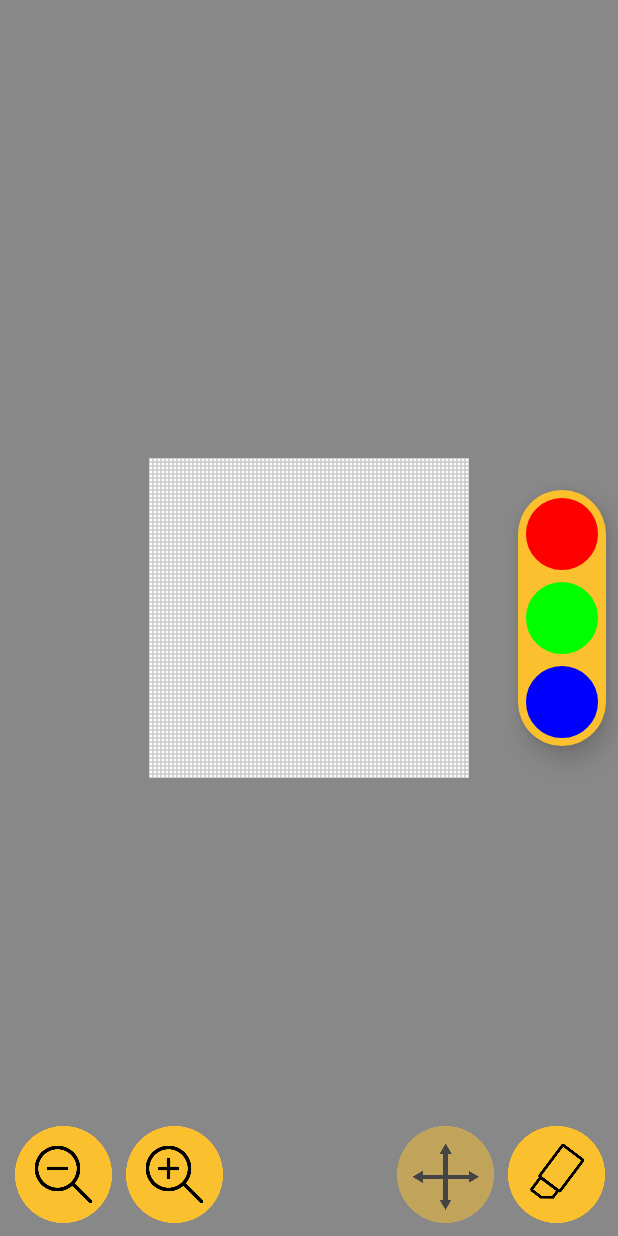
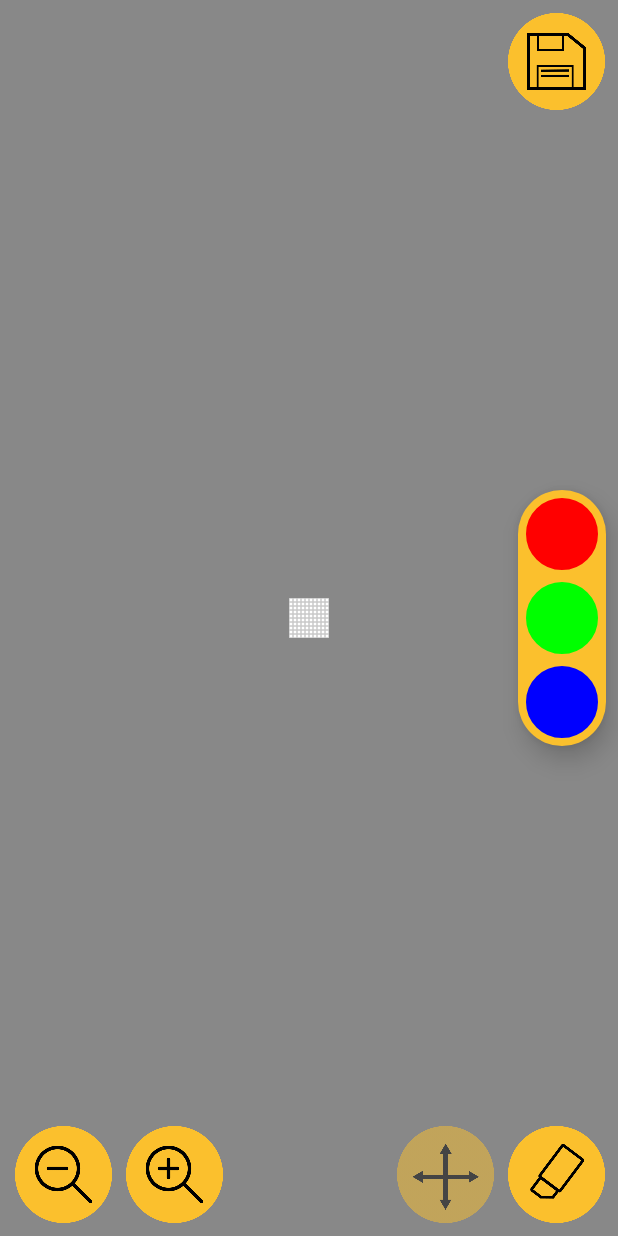
Before and after one commit to Kefrov/PIXSAM, an Android app: the screen it shows after launch (MainUIActivity), after a tap on "Pixel Art 1", on a phone screen of 412 x 824 dp. Run offline under Robolectric (Android 15) with nearby library versions, the phone set to English and light mode, and no system bars; our stand-ins replace Room's generated code; libraries missing offline, so code that uses them is left out: yuku.ambilwarna.

Commit message:
fixed bugs : drawing precision / custom dimensions

```diff
--- a/app/src/main/java/com/example/pixsam/MainUIActivity.java
+++ b/app/src/main/java/com/example/pixsam/MainUIActivity.java
@@ -22,8 +22,8 @@ import yuku.ambilwarna.AmbilWarnaDialog;
 
 public class MainUIActivity extends AppCompatActivity {
 
-    private static final int ROWS = 80;
-    private static final int COLUMNS = 80;
+    private int ROWS;
+    private int COLUMNS;
     private static final int CELL_SIZE_DP = 5;
 
     private float lastX = 0, lastY = 0;
@@ -47,11 +47,17 @@ public class MainUIActivity extends AppCompatActivity {
         super.onCreate(savedInstanceState);
         setContentView(R.layout.activity_main);
 
+        ROWS = getIntent().getIntExtra("width", 10);
+        COLUMNS = getIntent().getIntExtra("height", 10);
+
         float scale = getResources().getDisplayMetrics().density;
         int cellSizePx = (int) (CELL_SIZE_DP * scale + 0.5f);
 
         frameLayout = findViewById(R.id.mainFrame);
         gridLayout = findViewById(R.id.gridLayout);
+
+        gridLayout.setRowCount(ROWS);
+        gridLayout.setColumnCount(COLUMNS);
 
         int totalWidth = cellSizePx * COLUMNS;
         int totalHeight = cellSizePx * ROWS;
@@ -225,10 +231,10 @@ public class MainUIActivity extends AppCompatActivity {
         float adjustedX = (rawX - gridLocation[0]) / scaleX;
         float adjustedY = (rawY - gridLocation[1]) / scaleY;
 
-        float cellSizePx = CELL_SIZE_DP * getResources().getDisplayMetrics().density;
+        int cellSizePx = (int) (CELL_SIZE_DP * getResources().getDisplayMetrics().density + 0.5f);
 
-        int col = (int) (adjustedX / cellSizePx - 0.5f);
-        int row = (int) (adjustedY / cellSizePx - 0.5f);
+        int col = (int) (adjustedX / cellSizePx);
+        int row = (int) (adjustedY / cellSizePx);
 
         if (row >= 0 && row < ROWS && col >= 0 && col < COLUMNS) {
             int index = row * COLUMNS + col;
--- a/app/src/main/java/com/example/pixsam/SavedDrawings.java
+++ b/app/src/main/java/com/example/pixsam/SavedDrawings.java
@@ -101,7 +101,10 @@ public class SavedDrawings extends AppCompatActivity {
             try {
                 int width = Integer.parseInt(widthStr);
                 int height = Integer.parseInt(heightStr);
-
+                if (width < 1 || width > 80 || height < 1 || height > 80) {
+                    Toast.makeText(this, "Width and height must be between 1 and 80", Toast.LENGTH_SHORT).show();
+                    return;
+                }
                 Intent intent = new Intent(this, MainUIActivity.class);
                 intent.putExtra("width", width);
                 intent.putExtra("height", height);
--- a/app/src/main/java/com/example/pixsam/pixsam_db/PixsamDatabase.java
+++ b/app/src/main/java/com/example/pixsam/pixsam_db/PixsamDatabase.java
@@ -11,7 +11,7 @@ public abstract class PixsamDatabase extends RoomDatabase {
     public abstract PixsamDao pixsamDao(); // access to the DAO methods
     private static PixsamDatabase INSTANCE;
     public static synchronized PixsamDatabase getDatabase(Context context) {
-        //context.deleteDatabase("Pixsam_database");
+        context.deleteDatabase("Pixsam_database");
         if (INSTANCE == null) {
             INSTANCE = Room.databaseBuilder(context.getApplicationContext(),
                             PixsamDatabase.class, "Pixsam_database")
--- a/app/src/main/res/layout/activity_main.xml
+++ b/app/src/main/res/layout/activity_main.xml
@@ -110,4 +110,17 @@
             android:scaleType="centerInside"
             android:src="@drawable/erase" />
     </LinearLayout>
+
+    <!-- Save button at top-end -->
+    <ImageButton
+        android:id="@+id/save_button"
+        android:layout_width="66dp"
+        android:layout_height="66dp"
+        android:layout_gravity="top|end"
+        android:layout_margin="8dp"
+        android:background="?attr/selectableItemBackgroundBorderless"
+        android:contentDescription="@string/save"
+        android:scaleType="centerInside"
+        android:src="@drawable/save" />
+
 </FrameLayout>
```
Also changed, not shown: app/src/main/res/values/strings.xml (+4 -3 lines), app/src/main/res/drawable/save.png (added).
